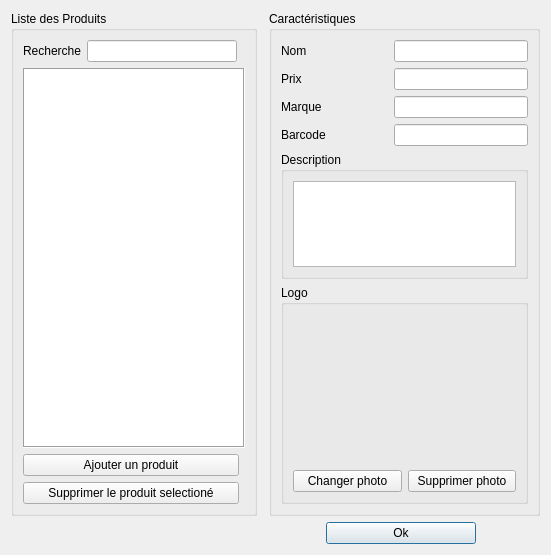
The window that producteditor.ui (zaxo7/StockManagement) describes before a commit, drawn with Qt 5.
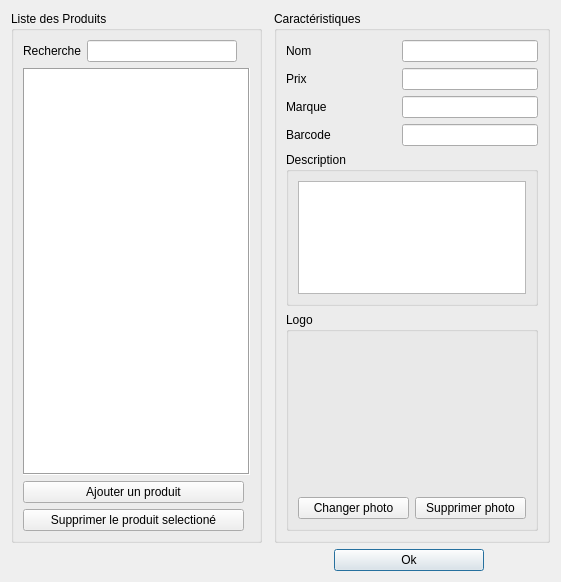
The same window after the commit. Icons and pictures are not drawn.

What changed in the file:
```diff
--- a/producteditor.ui
+++ b/producteditor.ui
@@ -6,8 +6,8 @@
    <rect>
     <x>0</x>
     <y>0</y>
-    <width>551</width>
-    <height>555</height>
+    <width>561</width>
+    <height>582</height>
    </rect>
   </property>
   <property name="windowTitle">
@@ -208,6 +208,7 @@
         <property name="font">
          <font>
           <pointsize>10</pointsize>
+          <weight>50</weight>
           <bold>false</bold>
           <stylestrategy>PreferAntialias</stylestrategy>
          </font>
```
Left out of the diff: 2 changed lines with no effect on the pictures.
